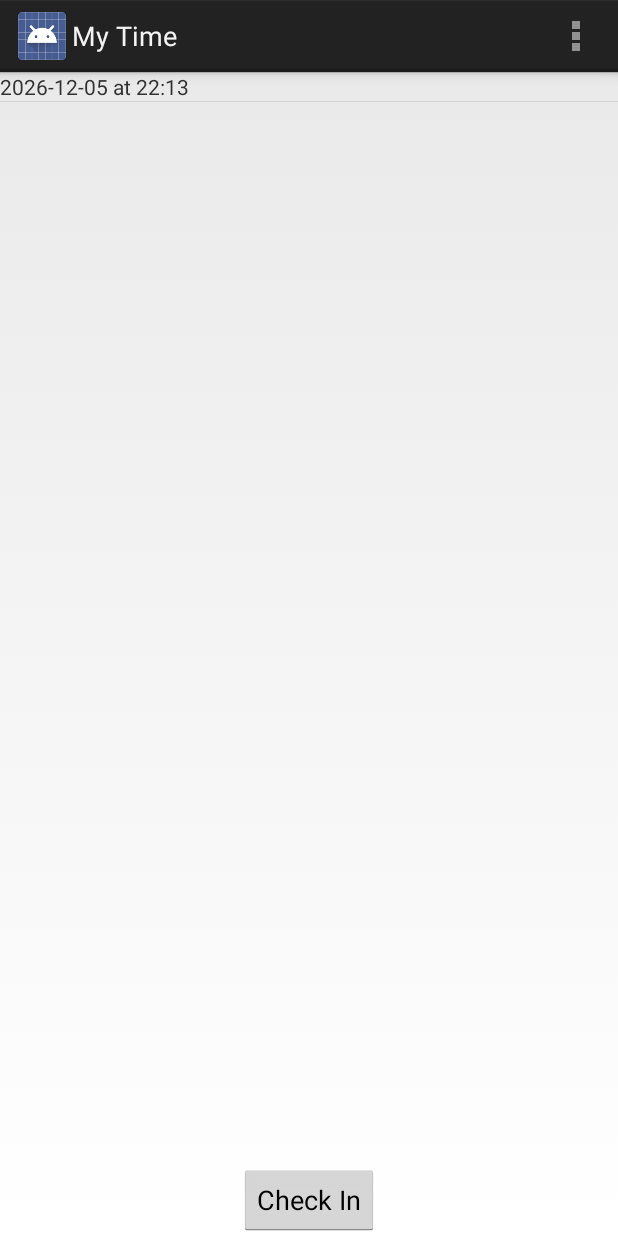
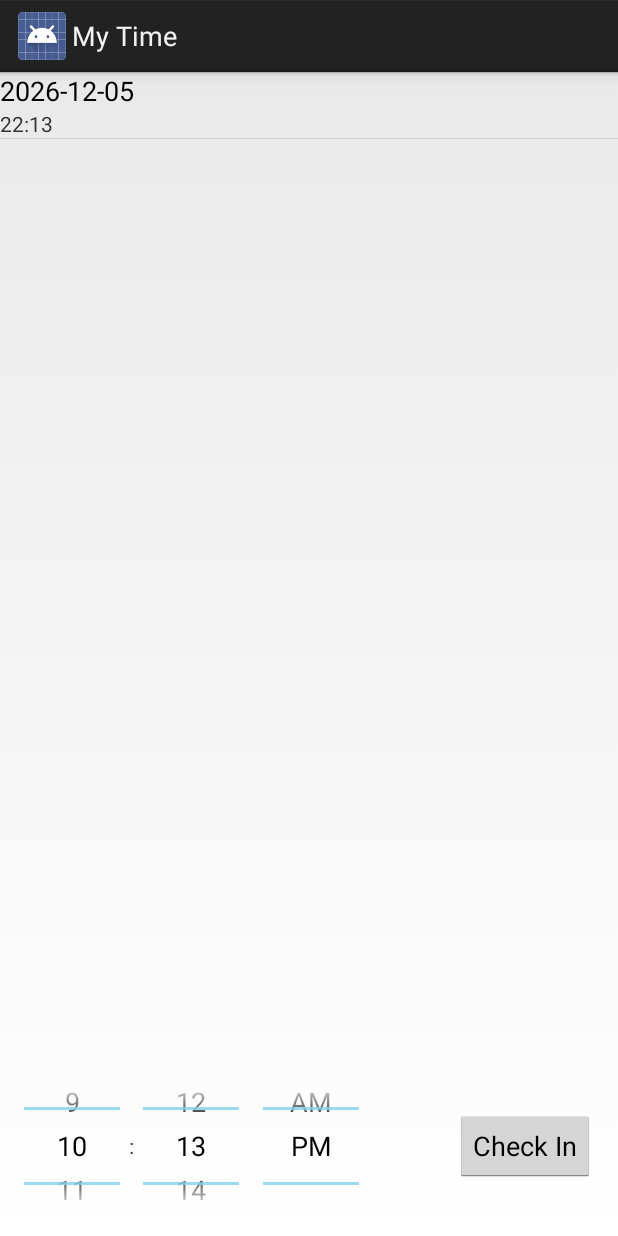
Before and after one commit to justinharringa/mytime, an Android app: the screen it shows after launch (MainActivity before the commit, MyTimeMainActivity after it), after a tap on "Check In", on a phone screen of 412 x 824 dp. Run offline under Robolectric (Android 15) with nearby library versions, the phone set to English and light mode, and no system bars.

Commit message:
Modified list so that it is a grouping of check-ins by date and added the ability to modify the check-in time

```diff
--- a/MyTime/src/main/AndroidManifest.xml
+++ b/MyTime/src/main/AndroidManifest.xml
@@ -8,7 +8,7 @@
         android:label="@string/app_name"
         android:theme="@style/AppTheme" >
         <activity
-            android:name="com.harringa.mytime.MainActivity"
+            android:name=".MyTimeMainActivity"
             android:label="@string/app_name" >
             <intent-filter>
                 <action android:name="android.intent.action.MAIN" />
--- a/MyTime/src/main/java/com/harringa/mytime/MainActivity.java
+++ /dev/null
@@ -1,99 +0,0 @@
-package com.harringa.mytime;
-
-import android.app.Activity;
-import android.app.Fragment;
-import android.os.Bundle;
-import android.util.Log;
-import android.view.LayoutInflater;
-import android.view.Menu;
-import android.view.MenuItem;
-import android.view.View;
-import android.view.ViewGroup;
-import android.widget.Button;
-import android.widget.ListView;
-import com.harringa.mytime.adapter.CheckInAdapter;
-import com.harringa.mytime.repository.CheckInRepository;
-import org.joda.time.DateTime;
-import org.joda.time.Instant;
-
-public class MainActivity extends Activity implements View.OnClickListener {
-
-    private static final String TAG = "MyTimeMainActivity";
-    private CheckInRepository checkInRepository;
-    private ListView checkInList;
-
-    @Override
-    protected void onCreate(Bundle savedInstanceState) {
-        super.onCreate(savedInstanceState);
-        setContentView(R.layout.activity_main);
-
-
-        checkInRepository = CheckInRepository.getInstance(this);
-
-        final Button checkIn = (Button) findViewById(R.id.checkIn);
-        checkIn.setOnClickListener(this);
-
-        checkInList = (ListView) findViewById(R.id.checkInListView);
-
-//        if (savedInstanceState == null) {
-//            getFragmentManager().beginTransaction()
-//                    .add(R.id.container, new PlaceholderFragment())
-//                    .commit();
-//        }
-    }
-
-
-    @Override
-    public boolean onCreateOptionsMenu(Menu menu) {
-
-        // Inflate the menu; this adds items to the action bar if it is present.
-        getMenuInflater().inflate(R.menu.main, menu);
-        return true;
-    }
-
-    @Override
-    public boolean onOptionsItemSelected(MenuItem item) {
-        // Handle action bar item clicks here. The action bar will
-        // automatically handle clicks on the Home/Up button, so long
-        // as you specify a parent activity in AndroidManifest.xml.
-        int id = item.getItemId();
-        if (id == R.id.action_settings) {
-            return true;
-        }
-        return super.onOptionsItemSelected(item);
-    }
-
-    @Override
-    protected void onResume() {
-        super.onResume();
-        updateCheckInList();
-    }
-
-    @Override
-    public void onClick(View v) {
-        Log.d(TAG, "Clicked... ");
-        checkInRepository.saveCheckIn(new DateTime());
-        updateCheckInList();
-    }
-
-    private void updateCheckInList() {
-        checkInList.setAdapter(new CheckInAdapter(this, checkInRepository.getAll()));
-    }
-
-    /**
-     * A placeholder fragment containing a simple view.
-     */
-    public static class PlaceholderFragment extends Fragment {
-
-        public PlaceholderFragment() {
-        }
-
-        @Override
-        public View onCreateView(LayoutInflater inflater, ViewGroup container,
-                Bundle savedInstanceState) {
-            View rootView = inflater.inflate(R.layout.fragment_main, container, false);
-            return rootView;
-        }
-    }
-
-}
--- /dev/null
+++ b/MyTime/src/main/java/com/harringa/mytime/MyTimeMainActivity.java
@@ -0,0 +1,127 @@
+package com.harringa.mytime;
+
+import android.app.Activity;
+import android.app.Fragment;
+import android.os.Bundle;
+import android.util.Log;
+import android.view.LayoutInflater;
+import android.view.Menu;
+import android.view.MenuItem;
+import android.view.View;
+import android.view.ViewGroup;
+import android.widget.Button;
+import android.widget.ListView;
+import android.widget.TextView;
+import android.widget.TimePicker;
+import com.google.common.base.Function;
+import com.google.common.collect.ImmutableListMultimap;
+import com.google.common.collect.Multimaps;
+import com.harringa.mytime.repository.CheckInContentProvider;
+import com.harringa.mytime.view.CheckInAdapter;
+import org.joda.time.DateTime;
+import org.joda.time.DateTimeZone;
+import org.joda.time.Instant;
+import org.joda.time.format.DateTimeFormatter;
+import org.joda.time.format.DateTimeFormatterBuilder;
+import org.joda.time.format.ISODateTimeFormat;
+
+import java.util.TimeZone;
+
+public class MyTimeMainActivity extends Activity implements View.OnClickListener {
+
+    private static final String TAG = "MyTimeMainActivity";
+    private CheckInContentProvider checkInContentProvider;
+    private ListView checkInList;
+
+    @Override
+    protected void onCreate(Bundle savedInstanceState) {
+        super.onCreate(savedInstanceState);
+        setContentView(R.layout.activity_main);
+
+
+        checkInContentProvider = CheckInContentProvider.getInstance(this);
+
+        final Button checkIn = (Button) findViewById(R.id.checkIn);
+        checkIn.setOnClickListener(this);
+
+        checkInList = (ListView) findViewById(R.id.checkInListView);
+        ViewHolder viewHolder = new ViewHolder();
+        viewHolder.checkInList = (ListView) findViewById(R.layout.check_in_list);
+        viewHolder.checkInDate = (TextView) findViewById(R.id.checkInDate);
+        checkInList.setTag(viewHolder);
+    }
+
+
+    @Override
+    public boolean onCreateOptionsMenu(Menu menu) {
+
+        // Inflate the menu; this adds items to the action bar if it is present.
+//        getMenuInflater().inflate(R.menu.main, menu);
+        return true;
+    }
+
+    @Override
+    public boolean onOptionsItemSelected(MenuItem item) {
+        // Handle action bar item clicks here. The action bar will
+        // automatically handle clicks on the Home/Up button, so long
+        // as you specify a parent activity in AndroidManifest.xml.
+        int id = item.getItemId();
+        if (id == R.id.action_settings) {
+            return true;
+        }
+        return super.onOptionsItemSelected(item);
+    }
+
+    @Override
+    protected void onResume() {
+        super.onResume();
+        updateCheckInList();
+        TimePicker timePicker = (TimePicker) this.findViewById(R.id.timePicker);
+        timePicker.setCurrentHour(DateTime.now().getHourOfDay());
+        timePicker.setCurrentMinute(DateTime.now().getMinuteOfHour());
+    }
+
+    @Override
+    public void onClick(View v) {
+        Log.d(TAG, "Clicked... ");
+        TimePicker timePicker = (TimePicker) this.findViewById(R.id.timePicker);
+        final DateTime newTime = DateTime.now()
+                .withHourOfDay(timePicker.getCurrentHour())
+                .withMinuteOfHour(timePicker.getCurrentMinute());
+
+        Log.d(TAG, "Saving " + newTime);
+        checkInContentProvider.saveCheckIn(newTime);
+        updateCheckInList();
+    }
+
+    private void updateCheckInList() {
+        final ImmutableListMultimap<Integer, Instant> instantsGroupedByDate =
+                Multimaps.index(checkInContentProvider.getAll(), new Function<Instant, Integer>() {
+                    @Override
+                    public Integer apply(Instant input) {
+                        DateTimeFormatter dateFormatter = new DateTimeFormatterBuilder()
+                                .append(ISODateTimeFormat.basicDate())
+                                .toFormatter()
+                                .withZone(DateTimeZone.forTimeZone(TimeZone.getDefault()));
+                        return Integer.valueOf(input.toString(dateFormatter));
+                    }
+                });
+        checkInList.setAdapter(new CheckInAdapter(this, instantsGroupedByDate));
+    }
+
+    /**
+     * A placeholder fragment containing a simple view.
+     */
+    public static class PlaceholderFragment extends Fragment {
+
+        public PlaceholderFragment() {
+        }
+
+        @Override
+        public View onCreateView(LayoutInflater inflater, ViewGroup container,
+                Bundle savedInstanceState) {
+            return inflater.inflate(R.layout.fragment_main, container, false);
+        }
+    }
+
+}
--- /dev/null
+++ b/MyTime/src/main/java/com/harringa/mytime/ViewHolder.java
@@ -0,0 +1,19 @@
+package com.harringa.mytime;
+
+import android.widget.ListView;
+import android.widget.TextView;
+
+public class ViewHolder {
+
+    ListView checkInList;
+
+    TextView checkInDate;
+
+    public ListView getCheckInList() {
+        return checkInList;
+    }
+
+    public TextView getCheckInDate() {
+        return checkInDate;
+    }
+}
--- a/MyTime/src/main/java/com/harringa/mytime/adapter/CheckInAdapter.java
+++ /dev/null
@@ -1,72 +0,0 @@
-package com.harringa.mytime.adapter;
-
-import android.content.Context;
-import android.util.Log;
-import android.view.LayoutInflater;
-import android.view.View;
-import android.view.ViewGroup;
-import android.widget.BaseAdapter;
-import android.widget.TextView;
-import com.harringa.mytime.R;
-import org.joda.time.DateTimeFieldType;
-import org.joda.time.DateTimeZone;
-import org.joda.time.Instant;
-import org.joda.time.format.DateTimeFormatter;
-import org.joda.time.format.DateTimeFormatterBuilder;
-import org.joda.time.format.ISODateTimeFormat;
-
-import java.util.List;
-import java.util.TimeZone;
-
-import static com.google.common.base.Preconditions.checkNotNull;
-
-public class CheckInAdapter extends BaseAdapter {
-
-    private static final String TAG = "CheckInAdapter";
-    private final Context context;
-    private final List<Instant> instants;
-
-    public CheckInAdapter(Context context, List<Instant> instants) {
-        this.context = context;
-        this.instants = instants;
-    }
-    @Override
-    public int getCount() {
-        return instants.size();
-    }
-
-    @Override
-    public Object getItem(int position) {
-        return instants.get(position);
-    }
-
-    @Override
-    public long getItemId(int position) {
-        return position;
-    }
-
-    @Override
-    public View getView(int position, View convertView, ViewGroup parent) {
-        Instant instant = instants.get(position);
-        Log.d(TAG, "getView() adapter - " + instant.getMillis());
-        Log.d(TAG, "getView() year - " + instant.get(DateTimeFieldType.year()));
-        Log.d(TAG, "getView() month - " + instant.get(DateTimeFieldType.monthOfYear()));
-        LayoutInflater inflater = (LayoutInflater) context.getSystemService(Context.LAYOUT_INFLATER_SERVICE);
-
-        View view = inflater.inflate(R.layout.check_in_list, null);
-
-        checkNotNull(view);
-
-        DateTimeFormatter dateTimeFormatter = new DateTimeFormatterBuilder()
-                .append(ISODateTimeFormat.date())
-                .appendLiteral(" at ")
-                .append(ISODateTimeFormat.hourMinute())
-                .toFormatter()
-                .withZone(DateTimeZone.forTimeZone(TimeZone.getDefault()));
-
-        TextView checkInDate = (TextView) view.findViewById(R.id.checkInDate);
-        checkInDate.setText(instant.toString(dateTimeFormatter));
-
-        return view;
-    }
-}
--- a/MyTime/src/main/java/com/harringa/mytime/repository/CheckInRepository.java
+++ b/MyTime/src/main/java/com/harringa/mytime/repository/CheckInContentProvider.java
@@ -5,23 +5,22 @@ import android.content.Context;
 import android.database.Cursor;
 import android.database.sqlite.SQLiteDatabase;
 import android.util.Log;
-import com.harringa.mytime.model.DatabaseHelper;
 import org.joda.time.DateTime;
 import org.joda.time.Instant;
 
 import java.util.ArrayList;
 import java.util.List;
 
-public class CheckInRepository {
+public class CheckInContentProvider {
 
-    private static final String TAG = "CheckInRepository";
+    private static final String TAG = "CheckInContentProvider";
     private DatabaseHelper databaseHelper;
-    private static CheckInRepository instance;
+    private static CheckInContentProvider instance;
 
-    public static CheckInRepository getInstance(Context context) {
+    public static CheckInContentProvider getInstance(Context context) {
         if (instance == null) {
             Log.d(TAG, "New instance created");
-            instance = new CheckInRepository(context);
+            instance = new CheckInContentProvider(context);
         }
         return instance;
     }
@@ -72,7 +71,7 @@ public class CheckInRepository {
         return instants;
     }
 
-    private CheckInRepository(Context context) {
+    private CheckInContentProvider(Context context) {
         databaseHelper = new DatabaseHelper(context);
     }
 
--- a/MyTime/src/main/java/com/harringa/mytime/model/DatabaseHelper.java
+++ b/MyTime/src/main/java/com/harringa/mytime/repository/DatabaseHelper.java
@@ -1,4 +1,4 @@
-package com.harringa.mytime.model;
+package com.harringa.mytime.repository;
 
 import android.content.Context;
 import android.database.sqlite.SQLiteDatabase;
--- /dev/null
+++ b/MyTime/src/main/java/com/harringa/mytime/view/CheckInAdapter.java
@@ -0,0 +1,83 @@
+package com.harringa.mytime.view;
+
+import android.content.Context;
+import android.util.Log;
+import android.view.LayoutInflater;
+import android.view.View;
+import android.view.ViewGroup;
+import android.widget.BaseAdapter;
+import android.widget.TextView;
+import com.google.common.collect.ImmutableList;
+import com.google.common.collect.ImmutableListMultimap;
+import com.harringa.mytime.R;
+import org.joda.time.DateTimeZone;
+import org.joda.time.Instant;
+import org.joda.time.format.DateTimeFormatter;
+import org.joda.time.format.DateTimeFormatterBuilder;
+import org.joda.time.format.ISODateTimeFormat;
+
+import java.util.List;
+import java.util.TimeZone;
+
+import static com.google.common.base.Preconditions.checkNotNull;
+
+public class CheckInAdapter extends BaseAdapter {
+
+    private static final String TAG = "CheckInAdapter";
+    private final Context context;
+    private final ImmutableListMultimap<Integer, Instant> instantsGroupedByDate;
+
+    public CheckInAdapter(Context context, ImmutableListMultimap<Integer, Instant> instantsGroupedByDate) {
+        this.context = context;
+        this.instantsGroupedByDate = instantsGroupedByDate;
+    }
+    @Override
+    public int getCount() {
+        return instantsGroupedByDate.keySet().size();
+    }
+
+    @Override
+    public ImmutableList<Instant> getItem(int position) {
+        final Integer key = instantsGroupedByDate.keySet().asList().get(position);
+        return instantsGroupedByDate.get(key);
+    }
+
+    @Override
+    public long getItemId(int position) {
+        return position;
+    }
+
+    @Override
+    public View getView(int position, View convertView, ViewGroup parent) {
+        ImmutableList<Instant> instants = getItem(position);
+        Log.d(TAG, "getView() adapter");
+        LayoutInflater inflater = (LayoutInflater) context.getSystemService(Context.LAYOUT_INFLATER_SERVICE);
+
+        View view = inflater.inflate(R.layout.check_in_list, null);
+
+        checkNotNull(view);
+
+        DateTimeFormatter dateFormatter = new DateTimeFormatterBuilder()
+                .append(ISODateTimeFormat.date())
+                .toFormatter()
+                .withZone(DateTimeZone.forTimeZone(TimeZone.getDefault()));
+        TextView checkInDate = (TextView) view.findViewById(R.id.checkInDate);
+        checkInDate.setText(instants.get(0).toString(dateFormatter));
+
+        DateTimeFormatter timeFormatter = new DateTimeFormatterBuilder()
+                .append(ISODateTimeFormat.hourMinute())
+                .toFormatter()
+                .withZone(DateTimeZone.forTimeZone(TimeZone.getDefault()));
+
+        TextView checkInTimes = (TextView) view.findViewById(R.id.checkInTimes);
+        final StringBuilder stringBuilder = new StringBuilder();
+        for (Instant instant : instants) {
+            stringBuilder.append(instant.toString(timeFormatter))
+                .append("  ");
+        }
+        checkInTimes.setText(stringBuilder.toString().trim());
+
+
+        return view;
+    }
+}
--- a/MyTime/src/main/res/layout/activity_main.xml
+++ b/MyTime/src/main/res/layout/activity_main.xml
@@ -1,22 +1,36 @@
-<FrameLayout xmlns:android="http://schemas.android.com/apk/res/android"
+<LinearLayout xmlns:android="http://schemas.android.com/apk/res/android"
     xmlns:tools="http://schemas.android.com/tools"
     android:id="@+id/container"
     android:layout_width="match_parent"
     android:layout_height="match_parent"
-    tools:context="com.harringa.mytime.MainActivity">
+    android:orientation="vertical"
+    tools:context="com.harringa.mytime.MyTimeMainActivity">
 
+    <ListView
+            android:layout_width="fill_parent"
+            android:layout_height="0dip"
+            android:layout_weight="1"
+            android:id="@+id/checkInListView"/>
 
+    <FrameLayout
+            android:layout_width="fill_parent"
+            android:layout_height="wrap_content">
+
+        <TimePicker
+                android:layout_width="wrap_content"
+                android:layout_height="120dp"
+                android:id="@+id/timePicker"/>
         <Button
                 android:layout_width="wrap_content"
                 android:layout_height="wrap_content"
                 android:text="@string/checkInButton"
                 android:id="@+id/checkIn"
-            android:layout_gravity="center_horizontal|bottom"/>
-
-    <ListView
-            android:layout_width="wrap_content"
-            android:layout_height="450dp"
-            android:id="@+id/checkInListView"
-            android:layout_gravity="center_horizontal|top"/>
+                android:layout_gravity="center|right"
+                android:layout_marginRight="15dp"
+                />
 
     </FrameLayout>
+
+
+
+</LinearLayout>
--- a/MyTime/src/main/res/layout/check_in_list.xml
+++ b/MyTime/src/main/res/layout/check_in_list.xml
@@ -2,14 +2,21 @@
 
 <LinearLayout xmlns:android="http://schemas.android.com/apk/res/android"
               android:layout_width="fill_parent"
-              android:layout_height="wrap_content">
+              android:layout_height="wrap_content"
+              android:orientation="vertical">
 
     <TextView
-            android:id="@+id/checkInDate"
-            android:layout_width="0dp"
+            android:layout_width="wrap_content"
             android:layout_height="wrap_content"
-            android:layout_weight="1"
+            android:textAppearance="?android:attr/textAppearanceMedium"
+            android:text="Medium Text"
+            android:id="@+id/checkInDate"/>
+
+    <TextView
+            android:id="@+id/checkInTimes"
+            android:layout_width="wrap_content"
+            android:layout_height="wrap_content"
             android:layout_marginRight="10dp"
-            android:text="checkInDate"/>
+            android:text="@string/defaultCheckInDateText"/>
 
 </LinearLayout>
--- a/MyTime/src/main/res/layout/fragment_main.xml
+++ b/MyTime/src/main/res/layout/fragment_main.xml
@@ -2,7 +2,7 @@
     xmlns:tools="http://schemas.android.com/tools"
     android:layout_width="match_parent"
     android:layout_height="match_parent"
-    tools:context="com.harringa.mytime.MainActivity$PlaceholderFragment">
+    tools:context="com.harringa.mytime.MyTimeMainActivity$PlaceholderFragment">
 
 
 </RelativeLayout>
--- a/MyTime/src/main/res/menu/main.xml
+++ b/MyTime/src/main/res/menu/main.xml
@@ -1,7 +1,7 @@
 <menu xmlns:android="http://schemas.android.com/apk/res/android"
     xmlns:app="http://schemas.android.com/apk/res-auto"
     xmlns:tools="http://schemas.android.com/tools"
-    tools:context="com.harringa.mytime.MainActivity" >
+    tools:context="com.harringa.mytime.MyTimeMainActivity" >
 
     <item android:id="@+id/action_settings"
         android:title="@string/action_settings"
--- a/MyTime/src/main/res/values/strings.xml
+++ b/MyTime/src/main/res/values/strings.xml
@@ -5,5 +5,6 @@
     <string name="hello_world">Hello world!</string>
     <string name="action_settings">Settings</string>
     <string name="checkInButton">Check In</string>
+    <string name="defaultCheckInDateText">checkInDate</string>
 
 </resources>
```
Lines whose indentation alone changed are shown as unchanged.
